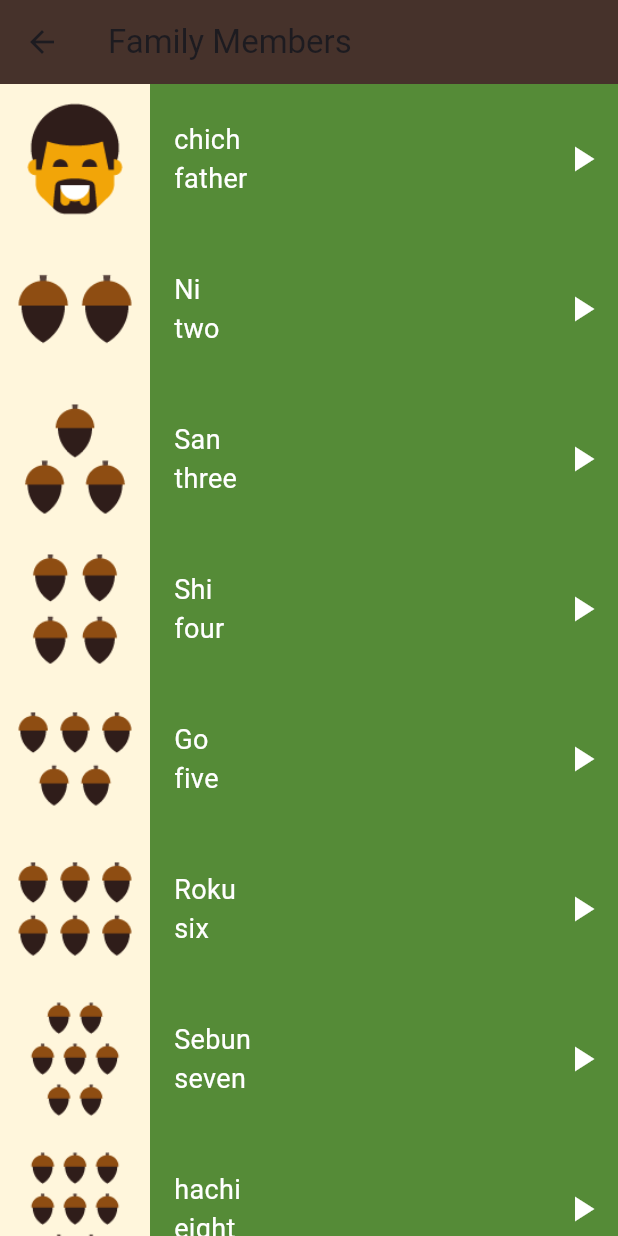
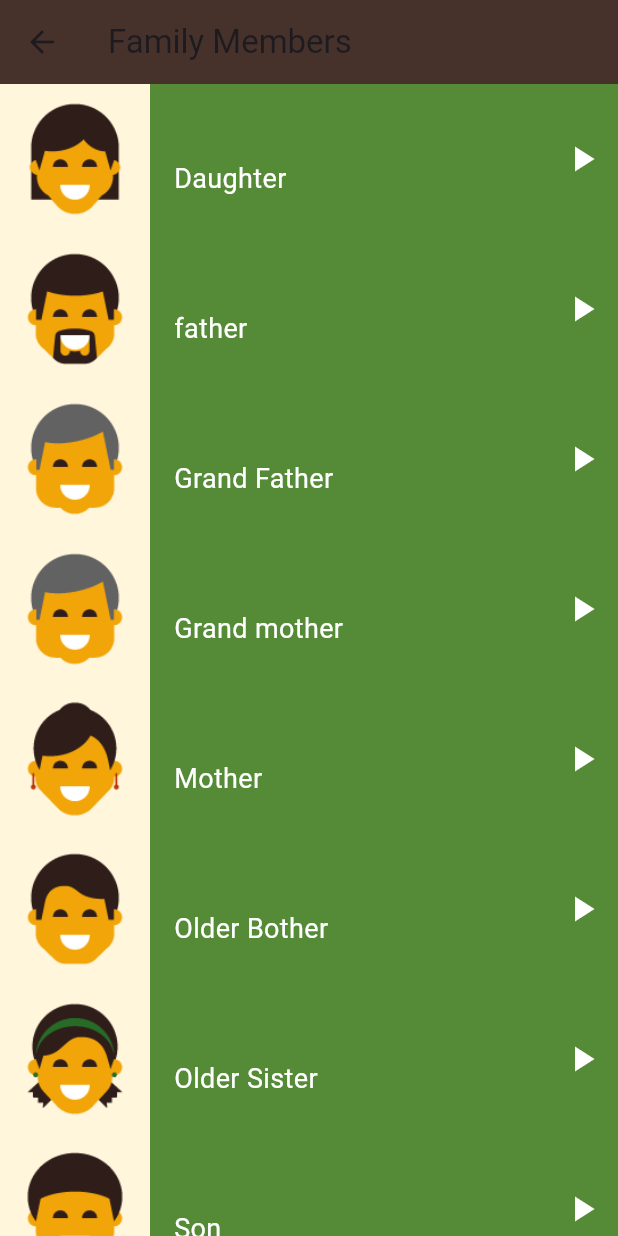
Before and after one commit to 24nse/language_learing_app, a Flutter app: the screen it shows after launch, after a tap on "Family Members", on a phone screen of 412 x 824 dp. Run offline on Flutter 3.47's test engine with Material 3 defaults, Android fonts, the phone set to English and light mode, and no system bars; our stand-ins replace audioplayers.

```diff
--- /dev/null
+++ b/lib/components/custom_scaffold.dart
@@ -0,0 +1,33 @@
+
+import 'package:flutter/material.dart';
+import 'package:language_learing_app/components/list_item.dart';
+import 'package:language_learing_app/models/item.dart';
+
+class CustomScaffold extends StatelessWidget {
+  const CustomScaffold({
+    super.key,
+    required this.itemList, required this.addrres, required this.color,
+  });
+
+  final List<ItemModel> itemList;
+  final String addrres;
+ final Color color;
+
+  @override
+  Widget build(BuildContext context) {
+    return Scaffold(
+      appBar: AppBar(
+        title: Text(addrres),
+        backgroundColor:const Color(0xff46322B),
+      ),
+      body: ListView.builder(
+        itemCount: itemList.length,
+        itemBuilder: (ctx,index){
+          return ListItem(
+            item: itemList[index],
+            color: color,
+          );
+      }),
+    );
+  }
+}
--- /dev/null
+++ b/lib/components/custom_text.dart
@@ -0,0 +1,24 @@
+
+import 'package:flutter/material.dart';
+
+class CustomText extends StatelessWidget {
+  const CustomText({
+    super.key,
+    required this.text,
+  });
+
+  final String text;
+
+  @override
+  Widget build(BuildContext context) {
+    return Text(
+      text,
+    maxLines: 1,
+      style:const TextStyle(
+
+        fontSize: 18,
+        color: Colors.white,
+      ),
+    );
+  }
+}
--- /dev/null
+++ b/lib/components/item_info.dart
@@ -0,0 +1,36 @@
+import 'package:flutter/material.dart';
+import 'package:language_learing_app/components/custom_text.dart';
+import 'package:language_learing_app/models/item.dart';
+
+class ItemInfo extends StatelessWidget {
+  const ItemInfo({super.key, required this.item});
+final ItemModel item;
+  @override
+  Widget build(BuildContext context) {
+    return  Row(
+      children: [
+        Padding(
+          padding: EdgeInsetsGeometry.only(left: 16,),
+          child: Column(
+            crossAxisAlignment: CrossAxisAlignment.start,
+            mainAxisAlignment: MainAxisAlignment.center,
+            children: [
+              CustomText(text: item.jpName),
+              CustomText(text:item.enName,),
+            ],
+          ),
+
+          ),
+          Spacer(flex: 1,),
+          IconButton(
+            onPressed: ()=>item.palySound(),
+            icon: Icon(
+              Icons.play_arrow,
+              size: 28,
+              color: Colors.white,
+              ),
+            )
+      ],
+    );
+  }
+}
--- /dev/null
+++ b/lib/components/list_item.dart
@@ -0,0 +1,28 @@
+
+import 'package:flutter/material.dart';
+import 'package:language_learing_app/components/item_info.dart';
+import 'package:language_learing_app/models/item.dart';
+
+class ListItem extends StatelessWidget {
+  const ListItem({super.key, required this.item, required this.color});
+
+final ItemModel item;
+final Color color;
+  @override
+  Widget build(BuildContext context) {
+    return Container (
+      color: color,
+      height: 100,
+      child: Row(
+        children: [
+          Container(
+            color:const Color(0xffFFF6DC),
+            child: Image.asset(item.image!),
+          ),
+          Expanded(
+            child: ItemInfo(item: item,),)
+
+      ],),
+    );
+  }
+}
--- a/lib/screens/family_members_page.dart
+++ b/lib/screens/family_members_page.dart
@@ -1,4 +1,6 @@
 import 'package:flutter/material.dart';
+import 'package:language_learing_app/components/custom_scaffold.dart';
+import 'package:language_learing_app/components/list_item.dart';
 import 'package:language_learing_app/models/item.dart';
 import 'package:language_learing_app/screens/numbers_page.dart';
 
@@ -6,82 +8,76 @@ class FamilyMembersPage extends StatelessWidget {
   const FamilyMembersPage({super.key});
 final List<ItemModel> numbers= const [
    ItemModel(
+      sound: 'sounds/family_members/daughter.wav',
+      jpName: '',
+      enName: 'Daughter',
+      image: 'assets/images/family_members/family_daughter.png',
+    ),
+   ItemModel(
+
       sound: 'sounds/family_members/father.wav',
-      jpName: 'chich',
+      jpName: '',
       enName: 'father',
       image: 'assets/images/family_members/family_father.png',
     ),
+
     ItemModel(
-      sound: 'sounds/numbers/number_two_sound.mp3',
-      jpName: 'Ni',
-      enName: 'two',
-      image: 'assets/images/numbers/number_two.png',
+      sound: 'sounds/family_members/grand father.wav',
+      jpName: '',
+      enName: 'Grand Father',
+      image: 'assets/images/family_members/family_grandfather.png',
     ),
     ItemModel(
-      sound: 'sounds/numbers/number_one_sound.mp3',
-      jpName: 'San',
-      enName: 'three',
-      image: 'assets/images/numbers/number_three.png',
+      sound: 'sounds/family_members/grand mother.wav',
+      jpName: '',
+      enName: 'Grand mother',
+      image: 'assets/images/family_members/family_grandfather.png',
     ),
     ItemModel(
-      sound: 'sounds/numbers/number_one_sound.mp3',
-      jpName: 'Shi',
-      enName: 'four',
-      image: 'assets/images/numbers/number_four.png',
+      sound: 'sounds/family_members/mother.wav',
+      jpName: '',
+      enName: 'Mother',
+      image: 'assets/images/family_members/family_mother.png',
     ),
     ItemModel(
-      sound: 'sounds/numbers/number_one_sound.mp3',
-      jpName: 'Go',
-      enName: 'five',
-      image: 'assets/images/numbers/number_five.png',
+      sound: 'sounds/family_members/older bother.wav',
+      jpName: '',
+      enName: 'Older Bother',
+      image: 'assets/images/family_members/family_older_brother.png',
     ),
     ItemModel(
-      sound: 'sounds/numbers/number_one_sound.mp3',
-      jpName: 'Roku',
-      enName: 'six',
-      image: 'assets/images/numbers/number_six.png',
+      sound: 'sounds/family_members/older sister.wav',
+      jpName: '',
+      enName: 'Older Sister',
+      image: 'assets/images/family_members/family_older_sister.png',
     ),
     ItemModel(
-      sound: 'sounds/numbers/number_one_sound.mp3',
-      jpName: 'Sebun',
-      enName: 'seven',
-      image: 'assets/images/numbers/number_seven.png',
+      sound: 'sounds/family_members/son.wav',
+      jpName: '',
+      enName: 'Son',
+      image: 'assets/images/family_members/family_son.png',
     ),
     ItemModel(
-      sound: 'sounds/numbers/number_one_sound.mp3',
-      jpName: 'hachi',
-      enName: 'eight',
-      image: 'assets/images/numbers/number_eight.png',
+      sound: 'sounds/family_members/younger brohter.wav',
+      jpName: '',
+      enName: 'Younger Brohter',
+      image: 'assets/images/family_members/family_younger_brother.png',
     ),
     ItemModel(
-      sound: 'sounds/numbers/number_one_sound.mp3',
-      jpName: 'Kyū',
-      enName: 'nine',
-      image: 'assets/images/numbers/number_nine.png',
-    ),
-    ItemModel(
-      sound: 'sounds/numbers/number_one_sound.mp3',
-      jpName: 'Jū',
-      enName: 'ten',
-      image: 'assets/images/numbers/number_ten.png',
+      sound: 'sounds/family_members/younger sister.wav',
+      jpName: '',
+      enName: 'Younger Sister',
+      image: 'assets/images/family_members/family_younger_sister.png',
     ),
 
 ];
   @override
   Widget build(BuildContext context) {
-    return  Scaffold(
-appBar: AppBar(
-  title:const Text("Family Members"),
-  backgroundColor: Color(0xff46322B),
-),
-body: ListView.builder(
-  itemCount: numbers.length,
-  itemBuilder: (ctx,index){
-   return ListItem(
-    item: numbers[index],
-    color:const Color(0xff558B37),
-   );
-  }),
-    );
-  }
+    return
+
+     CustomScaffold(
+      itemList: numbers,
+      addrres: 'Family Members',
+      color:const Color(0xff558B37),);
+    }
 }
--- a/lib/screens/home_page.dart
+++ b/lib/screens/home_page.dart
@@ -1,5 +1,6 @@
 import 'package:flutter/material.dart';
 import 'package:language_learing_app/components/category.dart';
+import 'package:language_learing_app/screens/colors_page.dart';
 import 'package:language_learing_app/screens/family_members_page.dart';
 import 'package:language_learing_app/screens/numbers_page.dart';
 import 'package:language_learing_app/screens/phrases_page.dart';
@@ -35,7 +36,12 @@ class HomePage extends StatelessWidget {
             onTap: (){
             Navigator.push(context, MaterialPageRoute(builder: (ctx)=>PhrasesPage()));
           },),
-
+               Category(
+            text: "Colors",
+            color:const Color(0xff46322B),
+            onTap: (){
+            Navigator.push(context, MaterialPageRoute(builder: (ctx)=>ColorsPage()));
+          },),
         ],
       ),
     );
--- a/lib/screens/numbers_page.dart
+++ b/lib/screens/numbers_page.dart
@@ -1,10 +1,12 @@
 import 'package:flutter/material.dart';
+import 'package:language_learing_app/components/custom_scaffold.dart';
+import 'package:language_learing_app/components/list_item.dart';
 import 'package:language_learing_app/models/item.dart';
 
 class NumbersPage extends StatelessWidget {
  const  NumbersPage({super.key});
 
-  final List<ItemModel> numbers= const[
+  final List<ItemModel> numbersList= const[
     ItemModel(
       sound: 'sounds/numbers/number_one_sound.mp3',
       jpName: 'ichi',
@@ -69,91 +71,12 @@ class NumbersPage extends StatelessWidget {
 
   @override
   Widget build(BuildContext context) {
-    return  Scaffold(
-      appBar: AppBar(
-        title:Text("Numbers"),
-        backgroundColor: const Color(0xff46322B),
-      ),
-      body: ListView.builder(
-        itemCount: numbers.length,
-        itemBuilder: (ctx,index){
-          return ListItem(
-            item: numbers[index],
-            color:const Color(0xffEF9235),
-            );
-        },
 
-      ),
-    );
+    return  CustomScaffold(
+      itemList: numbersList,
+      addrres: 'Numbers',
+      color:const Color(0xffEF9235),);
+
+
   }
 }
-
-
-class ListItem extends StatelessWidget {
-  const ListItem({super.key, required this.item, required this.color});
-
-final ItemModel item;
-final Color color;
-  @override
-  Widget build(BuildContext context) {
-    return Container (
-      color: color,
-      height: 100,
-      child: Row(
-        children: [
-          Container(
-            color:const Color(0xffFFF6DC),
-            child: Image.asset(item.image??"assets/images/numbers/number_one.png"),
-          ),
-          Expanded(
-            child: ItemInfo(item: item,),)
-
-      ],),
-    );
-  }
-}
-
-class ItemInfo extends StatelessWidget {
-  const ItemInfo({super.key, required this.item});
-final ItemModel item;
-  @override
-  Widget build(BuildContext context) {
-    return  Row(
-      children: [
-        Padding(
-          padding: EdgeInsetsGeometry.only(left: 16,),
-          child: Column(
-            crossAxisAlignment: CrossAxisAlignment.start,
-            mainAxisAlignment: MainAxisAlignment.center,
-            children: [
-              Text(
-                item.jpName,
-                style:const TextStyle(
-                  fontSize: 18,
-                  color: Colors.white,
-                ),
-              ),
-               Text(
-                item.enName,
-                style:const TextStyle(
-                  fontSize: 18,
-                  color: Colors.white,
-                ),
-              ),
-            ],
-          ),
-
-          ),
-          Spacer(flex: 1,),
-          IconButton(
-            onPressed: ()=>item.palySound(),
-            icon: Icon(
-              Icons.play_arrow,
-              size: 28,
-              color: Colors.white,
-              ),
-            )
-      ],
-    );
-  }
-}
```
Also changed, not shown: lib/screens/colors_page.dart (added, +56 -0 lines), lib/screens/phrases_page.dart (+33 -46 lines).
